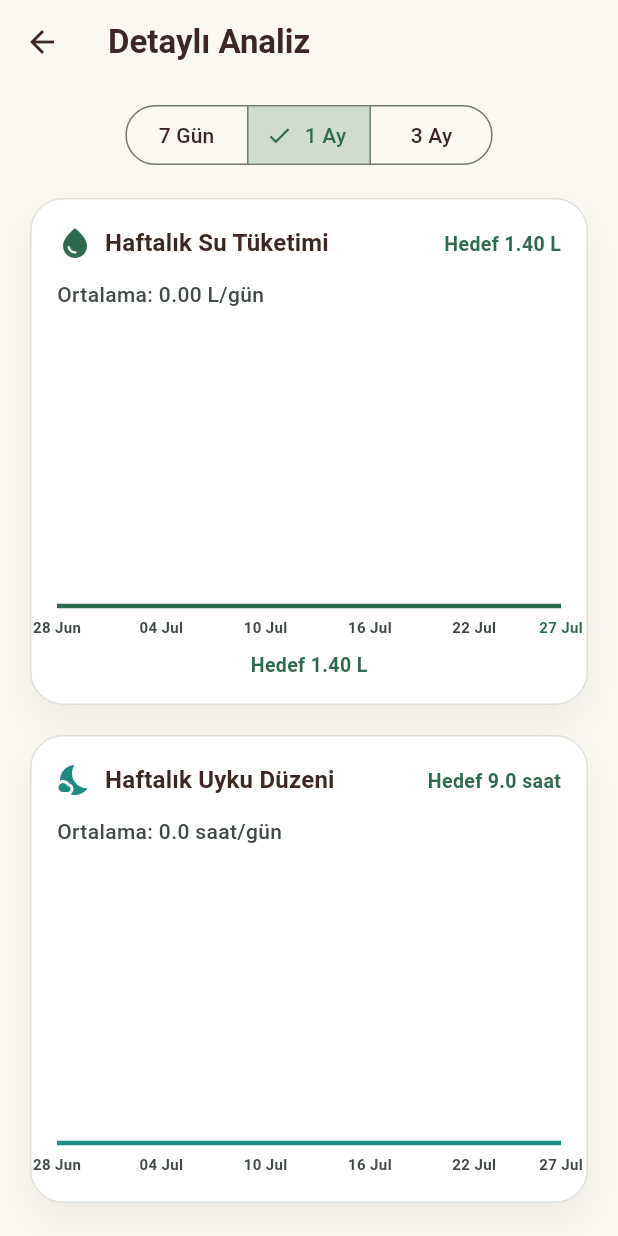
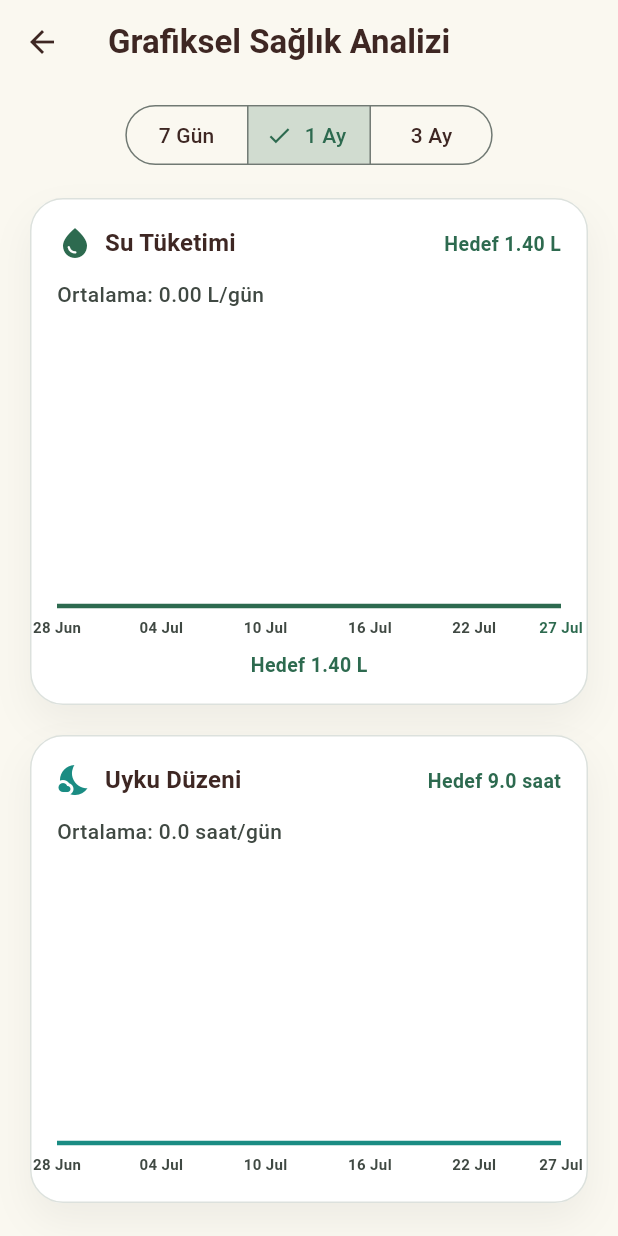
Before and after one commit to gorkemcolakk/Aura-Health-Personal-Assistant, a Flutter app: the ChartsScreen screen opened directly, after a tap on "1 Ay", on a phone screen of 412 x 824 dp. Run offline on Flutter 3.47's test engine with Material 3 defaults, Android fonts, the phone set to English and light mode, and no system bars; drawn by our look-alikes of fl_chart; our stand-ins replace flutter_local_notifications, flutter_map, geolocator, latlong2, local_auth, pdf and 4 more; missing offline and left inert: local_auth_android, local_auth_darwin; accounts and stored records are empty.

Commit message:
fix: translate all charts and dashboard labels to match selected app language

```diff
--- a/lib/src/screens/charts_screen.dart
+++ b/lib/src/screens/charts_screen.dart
@@ -40,7 +40,7 @@ class _ChartsScreenState extends State<ChartsScreen> with TickerProviderStateMix
     return Scaffold(
       backgroundColor: Theme.of(context).scaffoldBackgroundColor,
       appBar: AppBar(
-        title: Text('Detaylı Analiz', style: const TextStyle(fontWeight: FontWeight.w700)),
+        title: Text(controller.tr('dash_charts'), style: const TextStyle(fontWeight: FontWeight.w700)),
         backgroundColor: Theme.of(context).scaffoldBackgroundColor,
         elevation: 0,
       ),
@@ -49,10 +49,10 @@ class _ChartsScreenState extends State<ChartsScreen> with TickerProviderStateMix
           Padding(
             padding: const EdgeInsets.symmetric(horizontal: 20, vertical: 10),
             child: SegmentedButton<int>(
-              segments: const [
-                ButtonSegment(value: 7, label: Text('7 Gün')),
-                ButtonSegment(value: 30, label: Text('1 Ay')),
-                ButtonSegment(value: 90, label: Text('3 Ay')),
+              segments: [
+                ButtonSegment(value: 7, label: Text(controller.tr('chart_7_days'))),
+                ButtonSegment(value: 30, label: Text(controller.tr('chart_1_month'))),
+                ButtonSegment(value: 90, label: Text(controller.tr('chart_3_months'))),
               ],
               selected: {_selectedDays},
               onSelectionChanged: (Set<int> newSelection) {
@@ -126,7 +126,7 @@ class _WaterWaveChart extends StatelessWidget {
           ),
           const SizedBox(height: 12),
           Text(
-            'Ortalama: ${(avgMl / 1000).toStringAsFixed(2)} L/gün',
+            '${controller.tr('chart_average')}: ${(avgMl / 1000).toStringAsFixed(2)} ${controller.tr('chart_liters_per_day')}',
             style: TextStyle(color: colors.onSurfaceVariant, fontSize: 14),
           ),
           const SizedBox(height: 20),
@@ -274,12 +274,12 @@ class _SleepLineChart extends StatelessWidget {
               const SizedBox(width: 8),
               Text(controller.tr('chart_sleep_title'), style: Theme.of(context).textTheme.titleMedium),
               const Spacer(),
-              Text('${controller.tr('chart_target')} ${target.toStringAsFixed(1)} saat', style: TextStyle(color: colors.primary, fontSize: 13, fontWeight: FontWeight.w700)),
+              Text('${controller.tr('chart_target')} ${target.toStringAsFixed(1)} ${controller.tr('sleep_hours_unit')}', style: TextStyle(color: colors.primary, fontSize: 13, fontWeight: FontWeight.w700)),
             ],
           ),
           const SizedBox(height: 12),
           Text(
-            'Ortalama: ${avgHours.toStringAsFixed(1)} saat/gün',
+            '${controller.tr('chart_average')}: ${avgHours.toStringAsFixed(1)} ${controller.tr('chart_hours_per_day')}',
             style: TextStyle(color: colors.onSurfaceVariant, fontSize: 14),
           ),
           const SizedBox(height: 20),
@@ -390,12 +390,12 @@ class _SleepBars extends StatelessWidget {
               const SizedBox(width: 8),
               Text(controller.tr('chart_sleep_title'), style: Theme.of(context).textTheme.titleMedium),
               const Spacer(),
-              Text('${controller.tr('chart_target')} ${target.toStringAsFixed(1)} saat', style: TextStyle(color: colors.primary, fontSize: 13, fontWeight: FontWeight.w700)),
+              Text('${controller.tr('chart_target')} ${target.toStringAsFixed(1)} ${controller.tr('sleep_hours_unit')}', style: TextStyle(color: colors.primary, fontSize: 13, fontWeight: FontWeight.w700)),
             ],
           ),
           const SizedBox(height: 12),
           Text(
-            'Ortalama: ${avgHours.toStringAsFixed(1)} saat/gün',
+            '${controller.tr('chart_average')}: ${avgHours.toStringAsFixed(1)} ${controller.tr('chart_hours_per_day')}',
             style: TextStyle(color: colors.onSurfaceVariant, fontSize: 14),
           ),
           const SizedBox(height: 16),
--- a/lib/src/services/translation_service.dart
+++ b/lib/src/services/translation_service.dart
@@ -247,10 +247,22 @@ class TranslationService {
     'btn_delete': {'tr': 'Sil', 'en': 'Delete'},
 
     // Charts
-    'chart_title': {'tr': '📊 Haftalık Grafikler', 'en': '📊 Weekly Charts'},
-    'chart_water_title': {'tr': 'Haftalık Su Tüketimi', 'en': 'Weekly Water Consumption'},
+    'chart_title': {'tr': '📊 Grafiksel Sağlık Analizi', 'en': '📊 Graphical Health Analysis'},
+    'chart_water_title': {'tr': 'Su Tüketimi', 'en': 'Water Consumption'},
     'chart_target': {'tr': 'Hedef', 'en': 'Target'},
-    'chart_sleep_title': {'tr': 'Haftalık Uyku Düzeni', 'en': 'Weekly Sleep Pattern'},
+    'chart_sleep_title': {'tr': 'Uyku Düzeni', 'en': 'Sleep Pattern'},
+    'chart_7_days': {'tr': '7 Gün', 'en': '7 Days'},
+    'chart_1_month': {'tr': '1 Ay', 'en': '1 Month'},
+    'chart_3_months': {'tr': '3 Ay', 'en': '3 Months'},
+    'chart_average': {'tr': 'Ortalama', 'en': 'Average'},
+    'chart_hours_per_day': {'tr': 'saat/gün', 'en': 'hours/day'},
+    'chart_liters_per_day': {'tr': 'L/gün', 'en': 'L/day'},
+    'prof_age_suffix': {'tr': 'yaş', 'en': 'years old'},
+    'dash_charts_sub': {'tr': 'Son 3 aya kadar su ve uyku gelişimini analiz et', 'en': 'Analyze water & sleep progress up to 3 months'},
+    'act_low': {'tr': 'Düşük', 'en': 'Low'},
+    'act_balanced': {'tr': 'Dengeli', 'en': 'Balanced'},
+    'act_active': {'tr': 'Aktif', 'en': 'Active'},
+    'act_athletic': {'tr': 'Yoğun', 'en': 'Athletic'},
 
     // Weekdays
     'day_mon': {'tr': 'Pzt', 'en': 'Mon'},
```
Also changed, not shown: lib/src/screens/dashboard_screen.dart (+9 -7 lines), lib/src/services/health_calculator.dart (+6 -6 lines).
